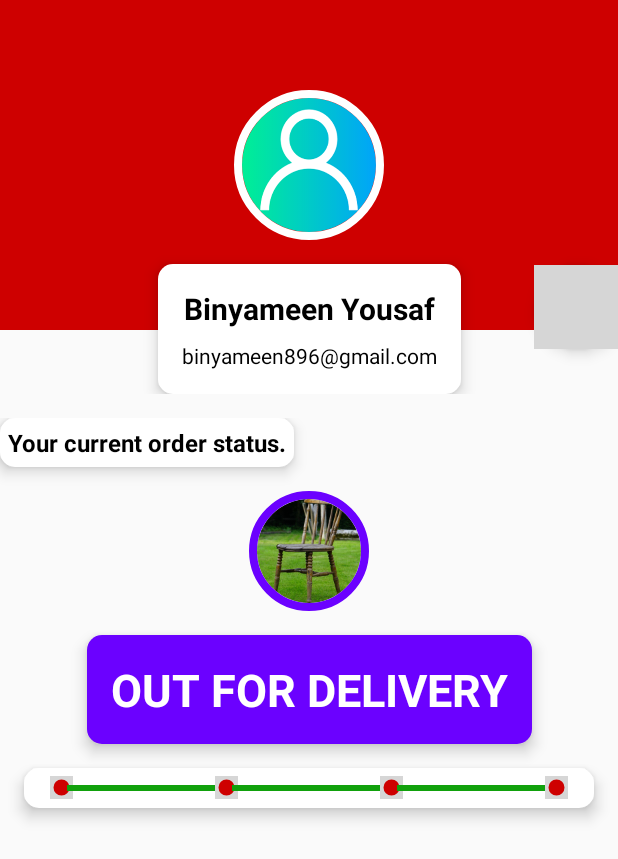
After one commit to BinyameenOfficial/MB-Interiors, an Android app: the fragment MyAccountFragment shown on its own in the app's theme, on a phone screen of 412 x 824 dp. The commit adds this screen. Shown: the top 859 px of the screen. Run offline under Robolectric (Android 15) with nearby library versions, the phone set to English and light mode, and no system bars; our stand-ins replace CircleImageView; 1 statement that could not run was skipped; grey boxes are pictures that could not be loaded.

Commit message:
Added Design Your Room  tab in activity_main_drawer Created MyAccountFragment Created profile_data_layout,order_status_layout and included them in fragment also added fragment in MainActivity java code

```diff
--- a/app/build.gradle
+++ b/app/build.gradle
@@ -35,4 +35,6 @@ dependencies {
     androidTestImplementation 'androidx.test.espresso:espresso-core:3.1.1'
     implementation 'com.google.firebase:firebase-auth:19.2.0'
     implementation 'com.google.firebase:firebase-firestore:21.3.1'
+    //added for image to be rounded in MyAccount
+    implementation 'de.hdodenhof:circleimageview:3.1.0'
 }
--- a/app/src/main/java/com/blogspot/happyclub896/mbinteriors/MainActivity.java
+++ b/app/src/main/java/com/blogspot/happyclub896/mbinteriors/MainActivity.java
@@ -48,6 +48,7 @@ public class MainActivity extends AppCompatActivity
     private static final int ORDERS_FRAGMENT=2;
     private static final int WISHLIST_FRAGMENT=3;
     private static final int REWARDS_FRAGMENT=4;
+    private static final int ACCOUNT_FRAGMENT=5;
 
 
     private FrameLayout frameLayout;
@@ -174,7 +175,7 @@ public class MainActivity extends AppCompatActivity
         }else if (id==R.id.nav_my_wishlist){
             gotoFragment("My WishList",new MyWishListFragment(),WISHLIST_FRAGMENT);
         }else if (id==R.id.nav_my_account){
-
+            gotoFragment("My Account",new MyAccountFragment(),ACCOUNT_FRAGMENT);
         } else if(id==R.id.nav_sign_out){
 
         }
--- /dev/null
+++ b/app/src/main/java/com/blogspot/happyclub896/mbinteriors/MyAccountFragment.java
@@ -0,0 +1,31 @@
+package com.blogspot.happyclub896.mbinteriors;
+
+
+import android.os.Bundle;
+
+import androidx.fragment.app.Fragment;
+
+import android.view.LayoutInflater;
+import android.view.View;
+import android.view.ViewGroup;
+
+
+/**
+ * A simple {@link Fragment} subclass.
+ */
+public class MyAccountFragment extends Fragment {
+
+
+    public MyAccountFragment() {
+        // Required empty public constructor
+    }
+
+
+    @Override
+    public View onCreateView(LayoutInflater inflater, ViewGroup container,
+                             Bundle savedInstanceState) {
+        // Inflate the layout for this fragment
+        return inflater.inflate(R.layout.fragment_my_account, container, false);
+    }
+
+}
--- /dev/null
+++ b/app/src/main/res/layout/fragment_my_account.xml
@@ -0,0 +1,21 @@
+<?xml version="1.0" encoding="utf-8"?>
+<FrameLayout xmlns:android="http://schemas.android.com/apk/res/android"
+    xmlns:tools="http://schemas.android.com/tools"
+    android:layout_width="match_parent"
+    android:layout_height="match_parent"
+    tools:context=".MyAccountFragment">
+
+    <ScrollView
+        android:layout_width="match_parent"
+        android:layout_height="match_parent">
+
+        <LinearLayout
+            android:layout_width="match_parent"
+            android:layout_height="wrap_content"
+            android:orientation="vertical" >
+            <include layout="@layout/profile_data_layout"/>
+            <include layout="@layout/order_status_layout"/>
+
+        </LinearLayout>
+    </ScrollView>
+</FrameLayout>
--- /dev/null
+++ b/app/src/main/res/layout/order_status_layout.xml
@@ -0,0 +1,139 @@
+<?xml version="1.0" encoding="utf-8"?>
+<androidx.constraintlayout.widget.ConstraintLayout
+    xmlns:android="http://schemas.android.com/apk/res/android"
+    xmlns:app="http://schemas.android.com/apk/res-auto"
+    xmlns:tools="http://schemas.android.com/tools"
+    android:layout_width="match_parent"
+    android:layout_height="wrap_content">
+
+    <TextView
+        android:id="@+id/textView14"
+        android:layout_width="wrap_content"
+        android:layout_height="wrap_content"
+        android:background="@drawable/slider_background"
+        android:elevation="6dp"
+        android:padding="5dp"
+        android:text="Your current order status."
+        android:textColor="#000000"
+        android:textSize="16sp"
+        android:textStyle="bold"
+        app:layout_constraintStart_toStartOf="parent"
+        app:layout_constraintTop_toTopOf="parent" />
+
+    <de.hdodenhof.circleimageview.CircleImageView
+        android:id="@+id/current_order_image"
+        android:layout_width="80dp"
+        android:layout_height="80dp"
+        android:layout_marginStart="16dp"
+        android:layout_marginTop="16dp"
+        android:layout_marginEnd="16dp"
+        android:src="@mipmap/image"
+        app:civ_border_color="#6b01ff"
+        app:civ_border_width="5dp"
+        android:elevation="6dp"
+        app:layout_constraintEnd_toEndOf="parent"
+        app:layout_constraintStart_toStartOf="parent"
+        app:layout_constraintTop_toBottomOf="@+id/textView14" />
+
+    <TextView
+        android:id="@+id/tv_current_order_status"
+        android:layout_width="wrap_content"
+        android:layout_height="wrap_content"
+        android:layout_marginStart="16dp"
+        android:layout_marginTop="16dp"
+        android:layout_marginEnd="16dp"
+        android:background="@drawable/slider_background"
+        android:backgroundTint="#6b01ff"
+        android:elevation="6dp"
+        android:padding="16dp"
+        android:text="OUT FOR DELIVERY"
+        android:textColor="@color/colorAccent"
+        android:textSize="30sp"
+        android:textStyle="bold"
+        app:layout_constraintEnd_toEndOf="parent"
+        app:layout_constraintStart_toStartOf="parent"
+        app:layout_constraintTop_toBottomOf="@+id/current_order_image" />
+
+    <LinearLayout
+        android:layout_width="0dp"
+        android:layout_height="wrap_content"
+        android:layout_marginStart="16dp"
+        android:layout_marginTop="16dp"
+        android:layout_marginEnd="16dp"
+        android:layout_marginBottom="16dp"
+        android:orientation="horizontal"
+        android:background="@drawable/slider_background"
+        android:elevation="6dp"
+        android:padding="5dp"
+        app:layout_constraintBottom_toBottomOf="parent"
+        app:layout_constraintEnd_toEndOf="parent"
+        app:layout_constraintStart_toStartOf="parent"
+        app:layout_constraintTop_toBottomOf="@+id/tv_current_order_status">
+
+        <ImageView
+            android:id="@+id/ordered_indicator"
+            android:layout_width="15dp"
+            android:layout_height="15dp"
+            android:background="@color/RecyclerViewBackground"
+            android:src="@drawable/selected_dot"
+            android:translationX="12dp" />
+
+        <ProgressBar
+            android:id="@+id/order_packed_progress"
+            style="?android:attr/progressBarStyleHorizontal"
+            android:layout_width="wrap_content"
+            android:layout_height="wrap_content"
+            android:progressTint="@color/successGreen"
+            android:progressBackgroundTint="@color/RecyclerViewBackground"
+            android:progress="100"
+            android:translationX="8dp"
+            android:layout_weight="1" />
+
+        <ImageView
+            android:id="@+id/packed_indicator"
+            android:layout_width="15dp"
+            android:layout_height="15dp"
+            android:background="@color/RecyclerViewBackground"
+            android:src="@drawable/selected_dot"
+            android:translationX="4dp" />
+
+        <ProgressBar
+            android:id="@+id/packed_shipped_progress"
+            style="?android:attr/progressBarStyleHorizontal"
+            android:layout_width="wrap_content"
+            android:layout_height="wrap_content"
+            android:layout_weight="1"
+            android:progress="100"
+            android:progressBackgroundTint="@color/RecyclerViewBackground"
+            android:progressTint="@color/successGreen" />
+
+        <ImageView
+            android:id="@+id/shipped_indicator"
+            android:layout_width="15dp"
+            android:layout_height="15dp"
+            android:background="@color/RecyclerViewBackground"
+            android:src="@drawable/selected_dot"
+            android:translationX="-4dp" />
+
+        <ProgressBar
+            android:id="@+id/shipped_delivered_progress"
+            style="?android:attr/progressBarStyleHorizontal"
+            android:layout_width="wrap_content"
+            android:layout_height="wrap_content"
+            android:layout_weight="1"
+            android:progress="100"
+            android:progressBackgroundTint="@color/RecyclerViewBackground"
+            android:progressTint="@color/successGreen"
+            android:translationX="-8dp" />
+
+        <ImageView
+            android:id="@+id/delivered_indicator"
+            android:layout_width="15dp"
+            android:layout_height="15dp"
+            android:background="@color/RecyclerViewBackground"
+            android:src="@drawable/selected_dot"
+            android:translationX="-12dp" />
+
+
+    </LinearLayout>
+</androidx.constraintlayout.widget.ConstraintLayout>
--- /dev/null
+++ b/app/src/main/res/layout/profile_data_layout.xml
@@ -0,0 +1,78 @@
+<?xml version="1.0" encoding="utf-8"?>
+<androidx.constraintlayout.widget.ConstraintLayout
+    xmlns:android="http://schemas.android.com/apk/res/android"
+    xmlns:app="http://schemas.android.com/apk/res-auto"
+    xmlns:tools="http://schemas.android.com/tools"
+    android:layout_width="match_parent"
+    android:layout_height="wrap_content"
+    android:layout_marginBottom="16dp">
+
+    <LinearLayout
+        android:id="@+id/linearLayout4"
+        android:layout_width="0dp"
+        android:layout_height="220dp"
+        android:background="@color/colorPrimary"
+        android:orientation="horizontal"
+        app:layout_constraintEnd_toEndOf="parent"
+        app:layout_constraintStart_toStartOf="parent"
+        app:layout_constraintTop_toTopOf="parent" />
+
+    <de.hdodenhof.circleimageview.CircleImageView
+        android:id="@+id/profile_image"
+        android:layout_width="100dp"
+        android:layout_height="100dp"
+        android:elevation="6dp"
+        android:src="@mipmap/profile_placeholder"
+        app:civ_border_color="@color/colorAccent"
+        app:civ_border_width="5dp"
+        app:layout_constraintBottom_toBottomOf="@+id/linearLayout4"
+        app:layout_constraintEnd_toEndOf="parent"
+        app:layout_constraintStart_toStartOf="parent"
+        app:layout_constraintTop_toTopOf="@+id/linearLayout4" />
+
+    <LinearLayout
+        android:id="@+id/linearLayout5"
+        android:layout_width="wrap_content"
+        android:layout_height="wrap_content"
+        android:layout_marginTop="16dp"
+        android:background="@drawable/slider_background"
+        android:elevation="6dp"
+        android:orientation="vertical"
+        android:padding="16dp"
+        app:layout_constraintBottom_toBottomOf="parent"
+        app:layout_constraintEnd_toEndOf="parent"
+        app:layout_constraintStart_toStartOf="parent"
+        app:layout_constraintTop_toBottomOf="@+id/profile_image">
+
+        <TextView
+            android:id="@+id/username"
+            android:layout_width="match_parent"
+            android:layout_height="wrap_content"
+            android:layout_marginBottom="8dp"
+            android:text="Binyameen Yousaf"
+            android:textAlignment="center"
+            android:textColor="#000000"
+            android:textSize="20sp"
+            android:textStyle="bold" />
+
+        <TextView
+            android:id="@+id/user_email"
+            android:layout_width="match_parent"
+            android:layout_height="wrap_content"
+            android:text="binyameen896@gmail.com"
+            android:textAlignment="center"
+            android:textColor="#000000" />
+    </LinearLayout>
+
+    <com.google.android.material.floatingactionbutton.FloatingActionButton
+        android:id="@+id/settings_btn"
+        android:layout_width="wrap_content"
+        android:layout_height="wrap_content"
+        android:layout_marginBottom="30dp"
+        android:clickable="true"
+        app:layout_constraintBottom_toBottomOf="@+id/linearLayout5"
+        app:layout_constraintEnd_toEndOf="parent"
+        app:layout_constraintTop_toTopOf="@+id/linearLayout5"
+        app:srcCompat="@mipmap/settings" />
+
+</androidx.constraintlayout.widget.ConstraintLayout>
```
